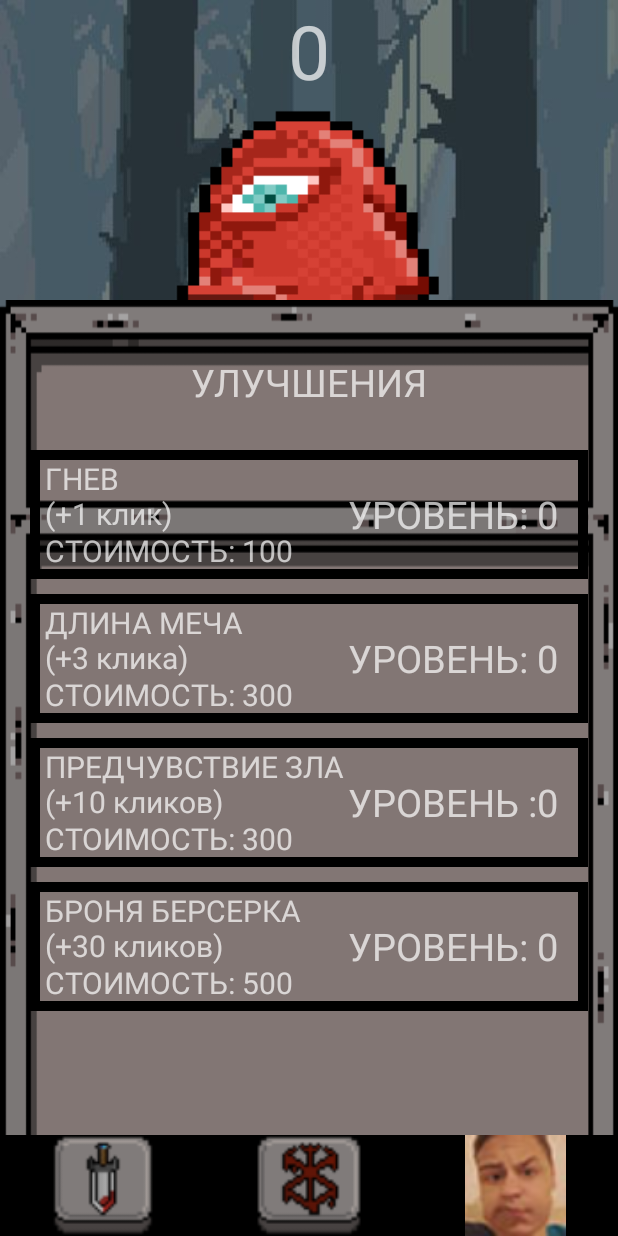
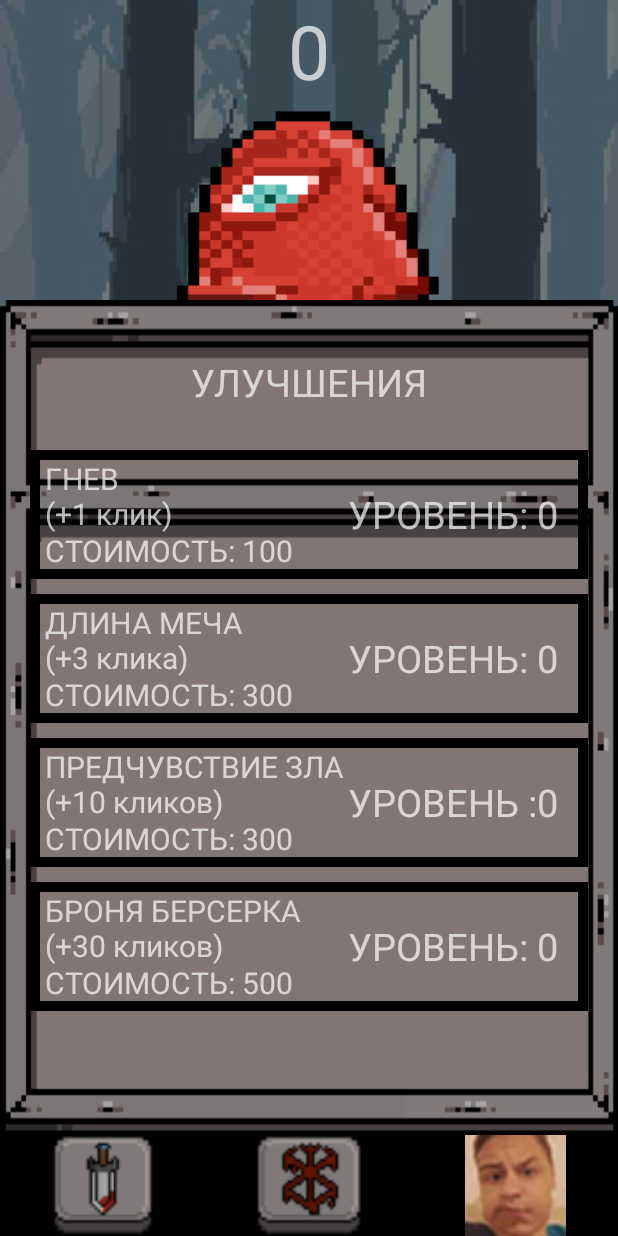
Before and after one commit to GUZLIKE/Clicker, an Android app: the screen it shows after launch (MainActivity), after a tap on an icon or button, on a phone screen of 412 x 824 dp. Run offline under Robolectric (Android 15) with nearby library versions, the phone set to English and light mode, and no system bars.

Commit message:
fix main layout

```diff
--- a/app/src/main/res/layout/activity_main.xml
+++ b/app/src/main/res/layout/activity_main.xml
@@ -37,6 +37,7 @@
         android:layout_height="match_parent"
         android:layout_width="match_parent"
         android:layout_weight=".5"
+        android:layout_above="@+id/menuIcons"
         android:paddingTop="200dp">
 
         <RelativeLayout
```
